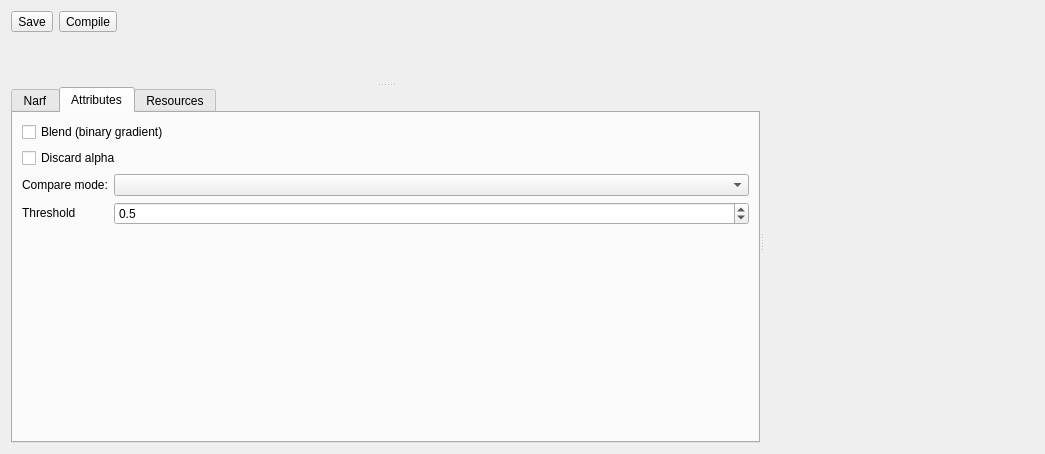
Old version of the form Tools/ValkyrieEditor/ShaderGraph/ShaderGraphView.ui in the repository marcellfischbach/CobaltSKY.
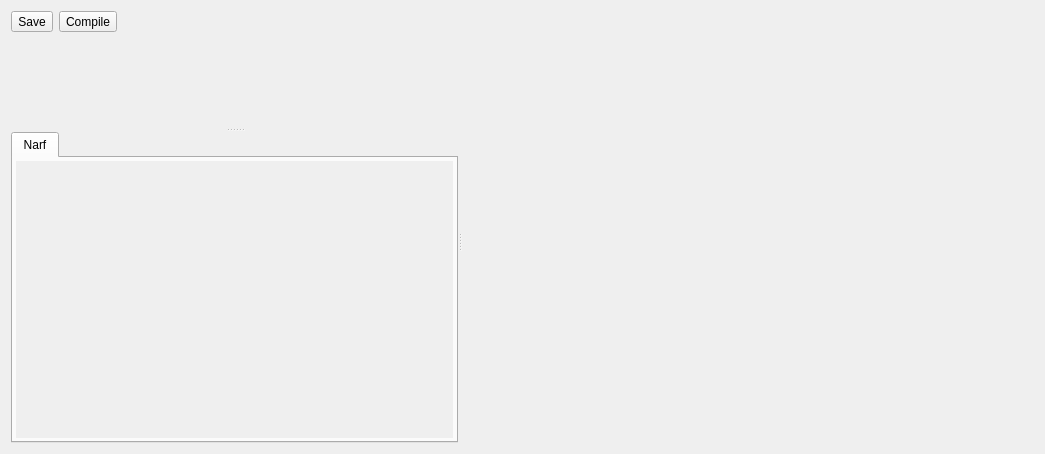
New version of the form. The open tabs and pages were chosen to show the change. Icons and pictures are not drawn.

The edit to the form file:
```diff
--- a/Tools/ValkyrieEditor/ShaderGraph/ShaderGraphView.ui
+++ b/Tools/ValkyrieEditor/ShaderGraph/ShaderGraphView.ui
@@ -172,165 +172,13 @@
              </rect>
             </property>
             <property name="autoFillBackground">
-             <bool>false</bool>
+             <bool>true</bool>
             </property>
            </widget>
           </widget>
          </item>
         </layout>
        </widget>
-       <widget class="QWidget" name="attributes">
-        <attribute name="title">
-         <string>Attributes</string>
-        </attribute>
-        <layout class="QGridLayout" name="gridLayout_3">
-         <item row="2" column="0">
-          <layout class="QGridLayout" name="gridLayout_2">
-           <item row="0" column="1">
-            <widget class="QComboBox" name="cbDiscardAlphaCompareMode"/>
-           </item>
-           <item row="1" column="1">
-            <widget class="QDoubleSpinBox" name="sbDiscardAlphaThreshold">
-             <property name="decimals">
-              <number>1</number>
-             </property>
-             <property name="maximum">
-              <double>1.000000000000000</double>
-             </property>
-             <property name="singleStep">
-              <double>0.100000000000000</double>
-             </property>
-             <property name="value">
-              <double>0.500000000000000</double>
-             </property>
-            </widget>
-           </item>
-           <item row="1" column="0">
-            <widget class="QLabel" name="label_2">
-             <property name="sizePolicy">
-              <sizepolicy hsizetype="Maximum" vsizetype="Fixed">
-               <horstretch>0</horstretch>
-               <verstretch>0</verstretch>
-              </sizepolicy>
-             </property>
-             <property name="text">
-              <string>Threshold</string>
-             </property>
-            </widget>
-           </item>
-           <item row="0" column="0">
-            <widget class="QLabel" name="label">
-             <property name="sizePolicy">
-              <sizepolicy hsizetype="Maximum" vsizetype="Fixed">
-               <horstretch>0</horstretch>
-               <verstretch>0</verstretch>
-              </sizepolicy>
-             </property>
-             <property name="text">
-              <string>Compare mode:</string>
-             </property>
-            </widget>
-           </item>
-          </layout>
-         </item>
-         <item row="1" column="0">
-          <widget class="QCheckBox" name="cbDiscardAlpha">
-           <property name="text">
-            <string>Discard alpha</string>
-           </property>
-          </widget>
-         </item>
-         <item row="3" column="0">
-          <spacer name="verticalSpacer">
-           <property name="orientation">
-            <enum>Qt::Vertical</enum>
-           </property>
-           <property name="sizeHint" stdset="0">
-            <size>
-             <width>20</width>
-             <height>0</height>
-            </size>
-           </property>
-          </spacer>
-         </item>
-         <item row="0" column="0">
-          <widget class="QCheckBox" name="cbBlendBinaryGradient">
-           <property name="text">
-            <string>Blend (binary gradient)</string>
-           </property>
-          </widget>
-         </item>
-        </layout>
-       </widget>
-       <widget class="QWidget" name="resources">
-        <attribute name="title">
-         <string>Resources</string>
-        </attribute>
-        <layout class="QGridLayout" name="gridLayout_4">
-         <item row="0" column="0">
-          <widget class="QScrollArea" name="scrollArea">
-           <property name="frameShape">
-            <enum>QFrame::NoFrame</enum>
-           </property>
-           <property name="frameShadow">
-            <enum>QFrame::Plain</enum>
-           </property>
-           <property name="lineWidth">
-            <number>2</number>
-           </property>
-           <property name="verticalScrollBarPolicy">
-            <enum>Qt::ScrollBarAsNeeded</enum>
-           </property>
-           <property name="horizontalScrollBarPolicy">
-            <enum>Qt::ScrollBarAsNeeded</enum>
-           </property>
-           <property name="widgetResizable">
-            <bool>true</bool>
-           </property>
-           <widget class="QWidget" name="resourcesContent">
-            <property name="geometry">
-             <rect>
-              <x>0</x>
-              <y>0</y>
-              <width>712</width>
-              <height>192</height>
-             </rect>
-            </property>
-            <layout class="QGridLayout" name="gridLayout_5">
-             <property name="leftMargin">
-              <number>0</number>
-             </property>
-             <property name="topMargin">
-              <number>0</number>
-             </property>
-             <property name="rightMargin">
-              <number>0</number>
-             </property>
-             <property name="bottomMargin">
-              <number>0</number>
-             </property>
-             <property name="spacing">
-              <number>0</number>
-             </property>
-             <item row="0" column="0">
-              <widget class="QTreeView" name="tvResources">
-               <property name="sizePolicy">
-                <sizepolicy hsizetype="Expanding" vsizetype="MinimumExpanding">
-                 <horstretch>0</horstretch>
-                 <verstretch>0</verstretch>
-                </sizepolicy>
-               </property>
-               <property name="rootIsDecorated">
-                <bool>false</bool>
-               </property>
-              </widget>
-             </item>
-            </layout>
-           </widget>
-          </widget>
-         </item>
-        </layout>
-       </widget>
       </widget>
      </widget>
      <widget class="QWidget" name="wShaderGraphView" native="true">
```
